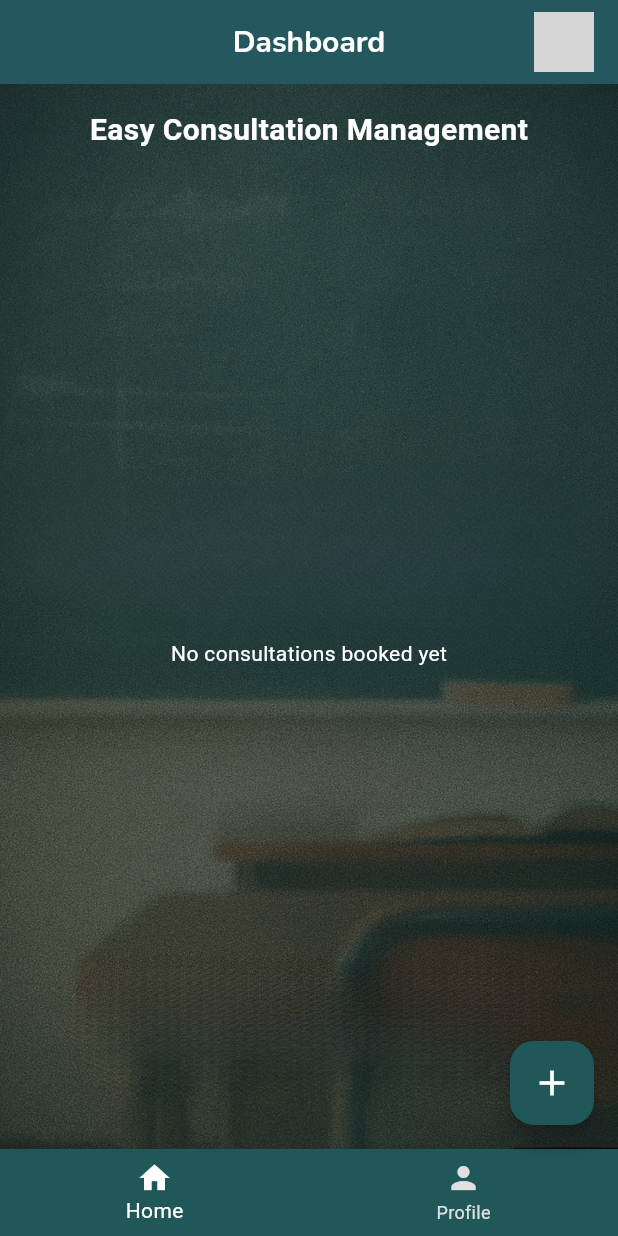
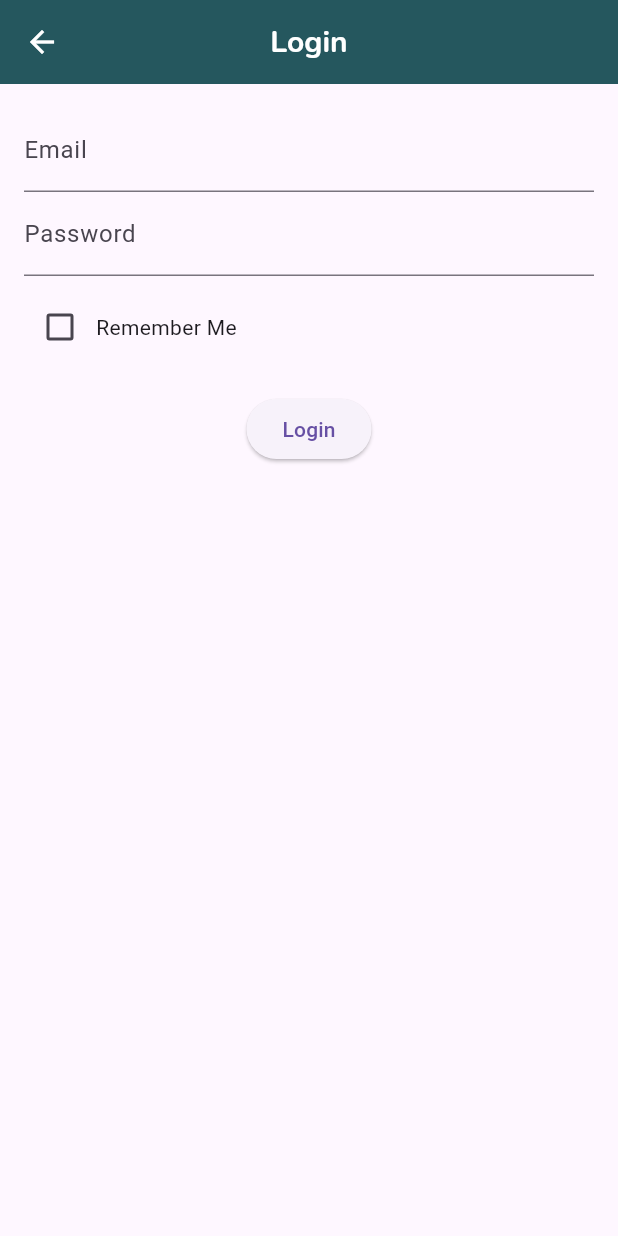
Before and after one commit to ArchipeSesanga/consultation_app, a Flutter app: the screen it shows after launch, on a phone screen of 412 x 824 dp. Run offline on Flutter 3.47's test engine with Material 3 defaults, Android fonts, the phone set to English and light mode, and no system bars; our stand-ins replace cloud_firestore, firebase_auth, firebase_core, google_fonts, image_picker, shared_preferences; accounts and stored records are empty; grey boxes are pictures that could not be loaded.

Commit message:
login
login and firebase

```diff
--- a/lib/main.dart
+++ b/lib/main.dart
@@ -65,7 +65,8 @@ class MyApp extends StatelessWidget {
           ), // White icons for a clean look
         ),
       ),
-      initialRoute: RouteManager.homeScreen,
+
+      initialRoute: RouteManager.login_screen,
       onGenerateRoute: RouteManager.generateRoute,
     );
   }
--- a/lib/routes/route_manager.dart
+++ b/lib/routes/route_manager.dart
@@ -2,6 +2,7 @@
 Student Numbers: 221003314,  221049485, 222052243  ,  220014909, 221032075
 Student Names:   AM Sesanga, BD Davis,  E.B Phungula, T.E Sello, Mutlana K.P   */
 
+import 'package:assignement_1_2025/views/students/login_screen.dart';
 import 'package:flutter/material.dart';
 import '../views/add_consultation_screen.dart';
 import '../views/consultation_details_screen.dart';
@@ -13,11 +14,12 @@ class RouteManager {
   static const String addConsultationScreen = '/addConsultation';
   static const String consultationDetailsScreen = '/consultationDetails';
   static const String profileScreen = '/profile';
+  static const String login_screen ='/login_screen';
 
   static Route<dynamic> generateRoute(RouteSettings settings) {
     switch (settings.name) {
       case homeScreen:
-        return MaterialPageRoute(builder: (_) => const HomeScreen());
+        return MaterialPageRoute(builder: (_) => const HomeScreen(email: '',));
       case addConsultationScreen:
         return MaterialPageRoute(builder: (_) => const AddConsultationScreen());
       case consultationDetailsScreen:
@@ -27,6 +29,9 @@ class RouteManager {
         );
       case profileScreen:
         return MaterialPageRoute(builder: (_) => const ProfilePage());
+
+        case login_screen:
+        return MaterialPageRoute(builder: (_) => const LoginView());
       default:
         throw const FormatException('Route not found!');
     }
--- a/lib/viewmodels/auth_view_model.dart
+++ b/lib/viewmodels/auth_view_model.dart
@@ -0,0 +1,22 @@
+import 'package:assignement_1_2025/models/student.dart';
+import 'package:cloud_firestore/cloud_firestore.dart';
+import 'package:firebase_auth/firebase_auth.dart';
+
+class AuthViewModel {
+  final FirebaseAuth _auth = FirebaseAuth.instance;
+  final FirebaseFirestore _firestore = FirebaseFirestore.instance;
+
+  Future<String?> login({
+    required String email,
+    required String password,
+  }) async {
+    try {
+      await _auth.signInWithEmailAndPassword(email: email, password: password);
+      return null; // Success
+    } on FirebaseAuthException catch (e) {
+      return e.message;
+    } catch (e) {
+      return 'Login failed.';
+    }
+  }
+}
--- a/lib/views/home_screen.dart
+++ b/lib/views/home_screen.dart
@@ -9,7 +9,9 @@ import '../viewmodels/consultation_view_model.dart';
 import '../viewmodels/profile_view_model.dart'; // Import profile ViewModel
 
 class HomeScreen extends StatelessWidget {
-  const HomeScreen({super.key});
+   final String email; // User's email passed from the login page
+  const HomeScreen({super.key, required this.email});
+
 
   @override
   Widget build(BuildContext context) {
--- a/lib/views/students/login_screen.dart
+++ b/lib/views/students/login_screen.dart
@@ -0,0 +1,117 @@
+import 'package:assignement_1_2025/viewmodels/auth_view_model.dart';
+import 'package:flutter/material.dart';
+import 'package:firebase_auth/firebase_auth.dart';
+import 'package:shared_preferences/shared_preferences.dart';
+
+class LoginView extends StatefulWidget {
+  const LoginView({super.key});
+
+  @override
+  State<LoginView> createState() => _LoginViewState();
+}
+
+class _LoginViewState extends State<LoginView> {
+  final _formKey = GlobalKey<FormState>();
+  final _emailController = TextEditingController();
+  final _passwordController = TextEditingController();
+  bool rememberMe = false;
+
+  final _authVM = AuthViewModel();
+
+  @override
+  void initState() {
+    super.initState();
+    _loadSavedEmail();
+  }
+
+  Future<void> _loadSavedEmail() async {
+    final prefs = await SharedPreferences.getInstance();
+    final savedEmail = prefs.getString('savedEmail') ?? '';
+    final remember = prefs.getBool('rememberMe') ?? false;
+    if (remember) {
+      _emailController.text = savedEmail;
+      rememberMe = true;
+      setState(() {});
+    }
+  }
+
+  Future<void> _saveRememberMe(bool remember) async {
+    final prefs = await SharedPreferences.getInstance();
+    prefs.setBool('rememberMe', remember);
+    if (remember) {
+      prefs.setString('savedEmail', _emailController.text);
+    } else {
+      prefs.remove('savedEmail');
+    }
+  }
+
+  @override
+  Widget build(BuildContext context) {
+    return Scaffold(
+      appBar: AppBar(title: const Text('Login')),
+      body: Padding(
+        padding: const EdgeInsets.all(16),
+        child: Form(
+          key: _formKey,
+          child: Column(
+            children: [
+              TextFormField(
+                controller: _emailController,
+                decoration: const InputDecoration(labelText: 'Email'),
+                keyboardType: TextInputType.emailAddress,
+                validator: (value) =>
+                    value!.isEmpty ? 'Enter your email' : null,
+              ),
+              TextFormField(
+                controller: _passwordController,
+                decoration: const InputDecoration(labelText: 'Password'),
+                obscureText: true,
+                validator: (value) =>
+                    value!.length < 6 ? 'Min 8 characters' : null,
+              ),
+              const SizedBox(height: 10),
+              Row(
+                children: [
+                  Checkbox(
+                    value: rememberMe,
+                    onChanged: (value) {
+                      setState(() {
+                        rememberMe = value!;
+                      });
+                    },
+                  ),
+                  const Text('Remember Me'),
+                ],
+              ),
+              const SizedBox(height: 20),
+              ElevatedButton(
+                onPressed: () async {
+                  if (!_formKey.currentState!.validate()) return;
+
+                  await _saveRememberMe(rememberMe);
+
+                  final result = await _authVM.login(
+                    email: _emailController.text.trim(),
+                    password: _passwordController.text.trim(),
+                  );
+
+                  if (result == null) {
+                    ScaffoldMessenger.of(context).showSnackBar(
+                      const SnackBar(content: Text('Login successful')),
+                    );
+                    Navigator.pushReplacementNamed(context, '/HomePage');
+                  } else {
+                    ScaffoldMessenger.of(context).showSnackBar(
+                      SnackBar(content: Text(result)),
+                    );
+                  }
+                },
+                child: const Text('Login'),
+              )
+            ],
+          ),
+        ),
+      ),
+    );
+  }
+}
--- a/pubspec.yaml
+++ b/pubspec.yaml
@@ -28,14 +28,18 @@ environment:
 # the latest version available on pub.dev. To see which dependencies have newer
 # versions available, run `flutter pub outdated`.
 dependencies:
+  cloud_firestore: ^5.6.7
   cupertino_icons: ^1.0.8
+  firebase_auth: ^5.5.3
   firebase_core: ^3.13.0
+  firebase_storage: ^12.4.5
   flutter:
     sdk: flutter
   google_fonts: ^6.1.0
   image_picker: ^1.1.2
   intl: ^0.20.2
   provider: ^6.1.2
+  shared_preferences: ^2.5.3
 
 dev_dependencies:
   flutter_lints: ^5.0.0
```
Also changed, not shown: lib/models/student.dart (+30 -0 lines).
